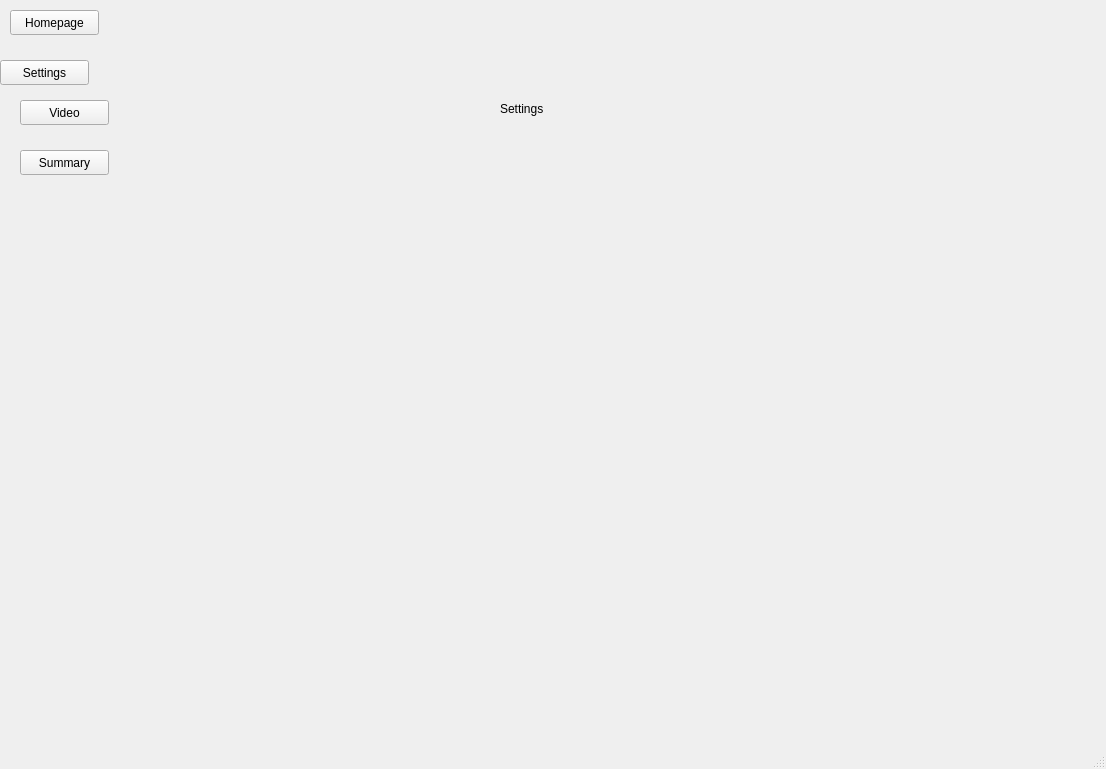
First picture: the form in ui/MainView.ui, repository TheGeniesis/PAK, before the edit.
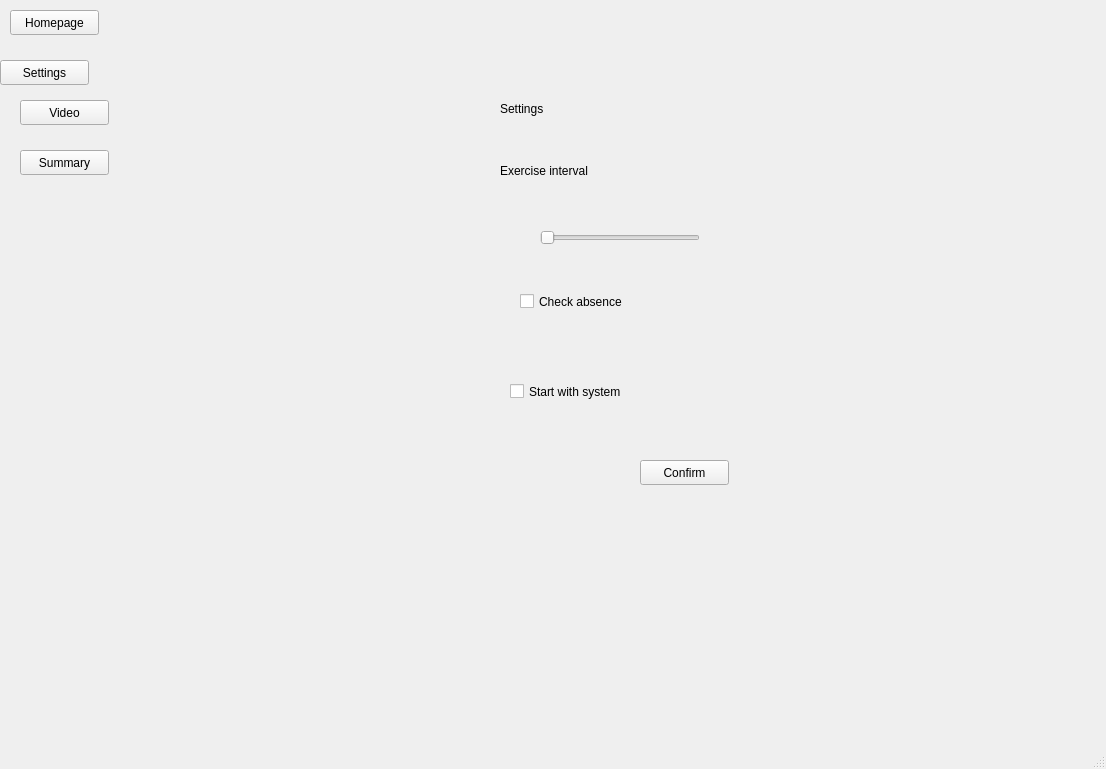
Second picture: the form after the edit. The open tabs and pages were chosen to show the change.

Commit message: Settings p[age

```diff
--- a/ui/MainView.ui
+++ b/ui/MainView.ui
@@ -328,6 +328,71 @@
        <string>Settings</string>
       </property>
      </widget>
+     <widget class="QLabel" name="label_9">
+      <property name="geometry">
+       <rect>
+        <x>280</x>
+        <y>130</y>
+        <width>231</width>
+        <height>21</height>
+       </rect>
+      </property>
+      <property name="text">
+       <string>Exercise interval</string>
+      </property>
+     </widget>
+     <widget class="QCheckBox" name="f_settings_check_absence">
+      <property name="geometry">
+       <rect>
+        <x>300</x>
+        <y>260</y>
+        <width>241</width>
+        <height>23</height>
+       </rect>
+      </property>
+      <property name="text">
+       <string>Check absence</string>
+      </property>
+     </widget>
+     <widget class="QCheckBox" name="f_settings_start_with_os">
+      <property name="geometry">
+       <rect>
+        <x>290</x>
+        <y>350</y>
+        <width>231</width>
+        <height>23</height>
+       </rect>
+      </property>
+      <property name="text">
+       <string>Start with system</string>
+      </property>
+     </widget>
+     <widget class="QPushButton" name="b_settings_confirm">
+      <property name="geometry">
+       <rect>
+        <x>420</x>
+        <y>430</y>
+        <width>89</width>
+        <height>25</height>
+       </rect>
+      </property>
+      <property name="text">
+       <string>Confirm</string>
+      </property>
+     </widget>
+     <widget class="QSlider" name="f_settings_exercise_interval">
+      <property name="geometry">
+       <rect>
+        <x>320</x>
+        <y>200</y>
+        <width>160</width>
+        <height>16</height>
+       </rect>
+      </property>
+      <property name="orientation">
+       <enum>Qt::Horizontal</enum>
+      </property>
+     </widget>
     </widget>
     <widget class="QWidget" name="view_summary">
      <widget class="QLabel" name="label_6">
```
Left out of the diff: 2 changed lines with no effect on the pictures. The commit also changes 3 other files.
